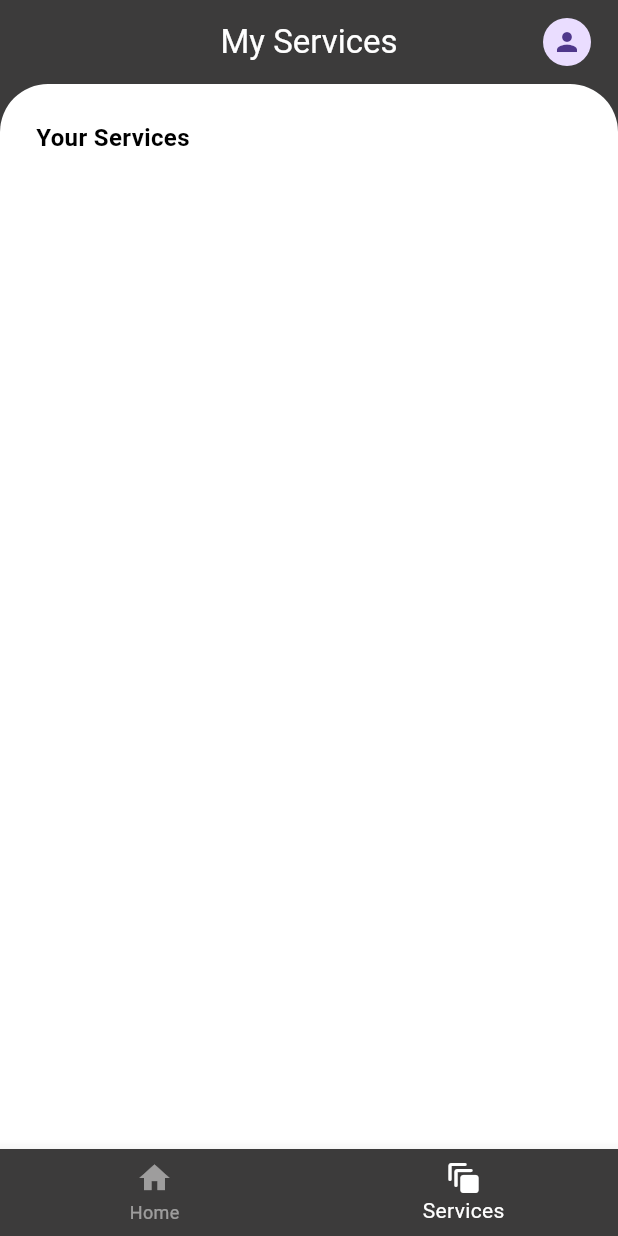
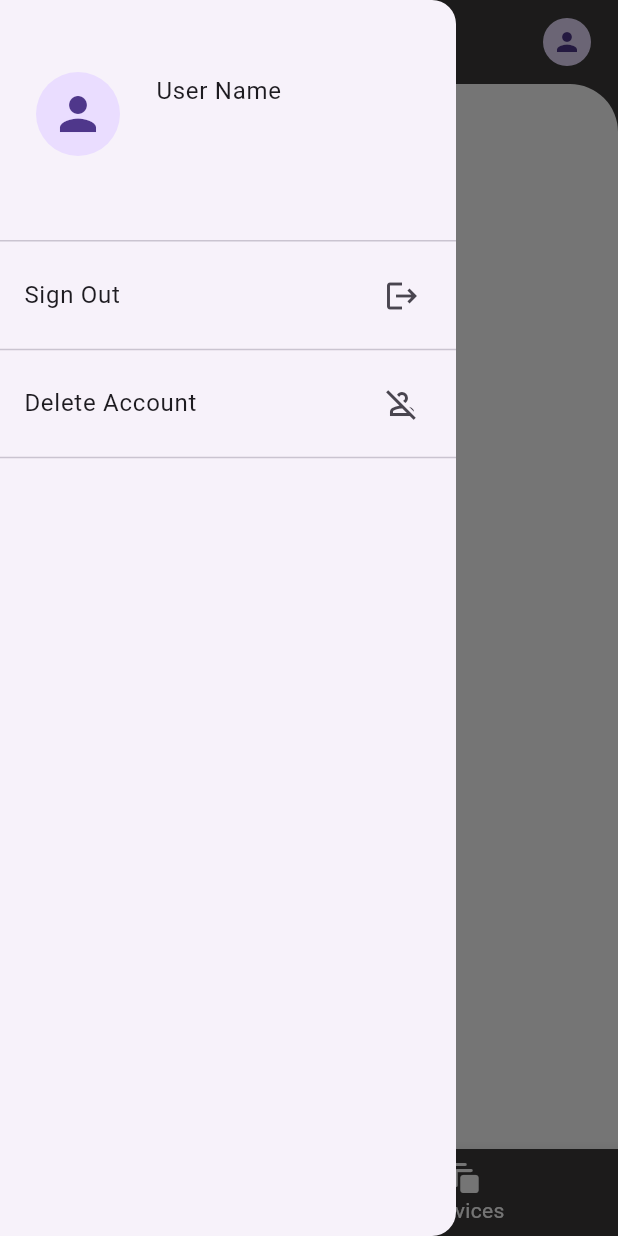
Before and after one commit to Rahul-Sharma-Github/Bike-Service-App, a Flutter app: the screen it shows once a user with an empty profile is signed in, item 2 of the bottom bar chosen, with the side drawer open (before the commit the screen has no drawer), on a phone screen of 412 x 824 dp. Run offline on Flutter 3.47's test engine with Material 3 defaults, Android fonts, the phone set to English and light mode, and no system bars; our stand-ins replace cloud_firestore, device_preview, firebase_auth, firebase_core, get; accounts and stored records are empty; statements that could not run were skipped.

Commit message:
Created a Drawer Widget  to show on specific pages which provide information about Currently Signed In User & User can Sign Out + Delete their Account |

```diff
--- a/lib/app/features/my_services/presentation/pages/my_services_page/my_services_page.dart
+++ b/lib/app/features/my_services/presentation/pages/my_services_page/my_services_page.dart
@@ -2,6 +2,7 @@
 
 import 'package:bike_service_app/app/features/my_services/presentation/widgets/empty_widget.dart';
 import 'package:bike_service_app/app/global/widget_components/app_bar/appbar.dart';
+import 'package:bike_service_app/app/global/widget_components/drawer/drawer.dart';
 import 'package:cloud_firestore/cloud_firestore.dart';
 import 'package:flutter/material.dart';
 import 'package:get/get.dart';
@@ -27,7 +28,7 @@ class MyServicesPage extends StatelessWidget {
       resizeToAvoidBottomInset: true,
       backgroundColor: AppColors.backSheetColor,
       appBar: appBar('My Services'),
-      // drawer: ,
+      drawer: drawerWidget(),
       body: Container(
         height: MediaQuery.of(context).size.height,
         width: MediaQuery.of(context).size.width,
--- a/lib/app/features/schedule_service/presentation/pages/schedule_service_page/schedule_service_page.dart
+++ b/lib/app/features/schedule_service/presentation/pages/schedule_service_page/schedule_service_page.dart
@@ -8,6 +8,7 @@ import 'package:get/get.dart';
 import 'package:intl/intl.dart';
 
 import '../../../../../global/widget_components/app_bar/appbar.dart';
+import '../../../../../global/widget_components/drawer/drawer.dart';
 import '../../../../schedule_summary/presentation/pages/schedule_summary_page/schedule_summary_page.dart';
 import '../../controllers/schedule_service_page_controller/schedule_service_page_controller.dart';
 
@@ -26,6 +27,7 @@ class ScheduleServicePage extends StatelessWidget {
       resizeToAvoidBottomInset: true,
       backgroundColor: AppColors.backSheetColor,
       appBar: appBar('Schedule Service'),
+      drawer: drawerWidget(),
       body: Container(
         height: MediaQuery.of(context).size.height,
         width: MediaQuery.of(context).size.width,
--- a/lib/app/features/services/presentation/pages/service_page/service_page.dart
+++ b/lib/app/features/services/presentation/pages/service_page/service_page.dart
@@ -4,6 +4,7 @@ import 'package:bike_service_app/app/core/constants/theme/colors/colors.dart';
 import 'package:bike_service_app/app/core/constants/theme/textstyles/textstyle.dart';
 import 'package:bike_service_app/app/features/services/presentation/controllers/service_page_controller/service_page_controller.dart';
 import 'package:bike_service_app/app/global/widget_components/app_bar/appbar.dart';
+import 'package:bike_service_app/app/global/widget_components/drawer/drawer.dart';
 import 'package:bike_service_app/app/global/widget_components/snackbar/snackbar.dart';
 import 'package:flutter/material.dart';
 import 'package:get/get.dart';
@@ -21,6 +22,7 @@ class ServicePage extends StatelessWidget {
     return Scaffold(
       backgroundColor: AppColors.backSheetColor,
       appBar: appBar('Services'),
+      drawer: drawerWidget(),
       body: Container(
         height: MediaQuery.of(context).size.height,
         width: MediaQuery.of(context).size.width,
--- /dev/null
+++ b/lib/app/global/widget_components/drawer/drawer.dart
@@ -0,0 +1,54 @@
+import 'package:bike_service_app/app/core/constants/theme/colors/colors.dart';
+import 'package:bike_service_app/app/core/firebase_api_instances/firebase_api_instances.dart';
+import 'package:bike_service_app/app/global/widget_components/snackbar/snackbar.dart';
+import 'package:flutter/material.dart';
+
+Widget drawerWidget() {
+  return Drawer(
+    child: ListView(
+      children: [
+        // Header
+        DrawerHeader(
+          child: Column(
+            crossAxisAlignment: CrossAxisAlignment.stretch,
+            mainAxisAlignment: MainAxisAlignment.center,
+            mainAxisSize: MainAxisSize.min,
+            children: [
+              ListTile(
+                isThreeLine: true,
+                contentPadding: EdgeInsets.zero,
+                leading: const CircleAvatar(
+                  radius: 36,
+                  child: Icon(
+                    Icons.person,
+                    size: 36,
+                  ),
+                ),
+                title: const Text('User Name'),
+                subtitle: Text(FirebaseApiInstances()
+                        .authInstance
+                        .value
+                        .currentUser
+                        ?.email ??
+                    ''),
+              ),
+            ],
+          ),
+        ),
+        // Tiles
+        ListTile(
+          title: const Text('Sign Out'),
+          trailing: const Icon(Icons.logout),
+          onTap: () {},
+        ),
+        const Divider(),
+        ListTile(
+          title: const Text('Delete Account'),
+          trailing: const Icon(Icons.person_off_outlined),
+          onTap: () {},
+        ),
+        const Divider(),
+      ],
+    ),
+  );
+}
```
